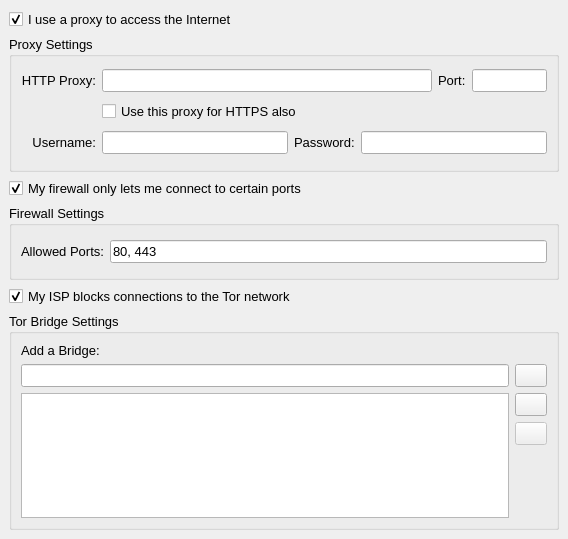
Above: src/gui/config/networkpage.ui from a-ilin/vidalia before the change. Below: the same form after it.
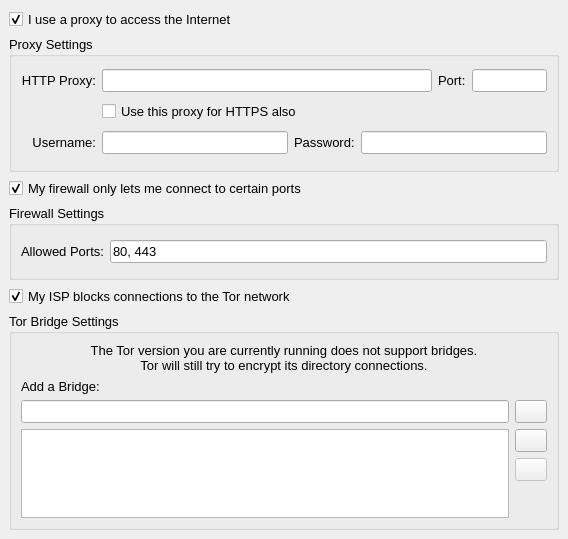
That is the form after the change. Icons and pictures are not drawn.

Commit message:
r2114@lysithea:  edmanm | 2007-10-13 20:26:38 -0400  If the user is running a Tor that does not support bridges, disable the bridge  UI and show a label indicating that even though their Tor doesn't support  bridges, the little checkbox is still doing something.
svn:r2027

```diff
--- a/src/gui/config/networkpage.ui
+++ b/src/gui/config/networkpage.ui
@@ -273,6 +273,19 @@
       <property name="spacing" >
        <number>6</number>
       </property>
+      <item>
+       <widget class="QLabel" name="lblNoBridgeSupport" >
+        <property name="text" >
+         <string>The Tor version you are currently running does not support bridges. &lt;br>Tor will still try to encrypt its directory connections.</string>
+        </property>
+        <property name="alignment" >
+         <set>Qt::AlignCenter</set>
+        </property>
+        <property name="wordWrap" >
+         <bool>true</bool>
+        </property>
+       </widget>
+      </item>
       <item>
        <widget class="QLabel" name="lblAddBridge" >
         <property name="sizePolicy" >
```
The commit also changes 2 other files.
